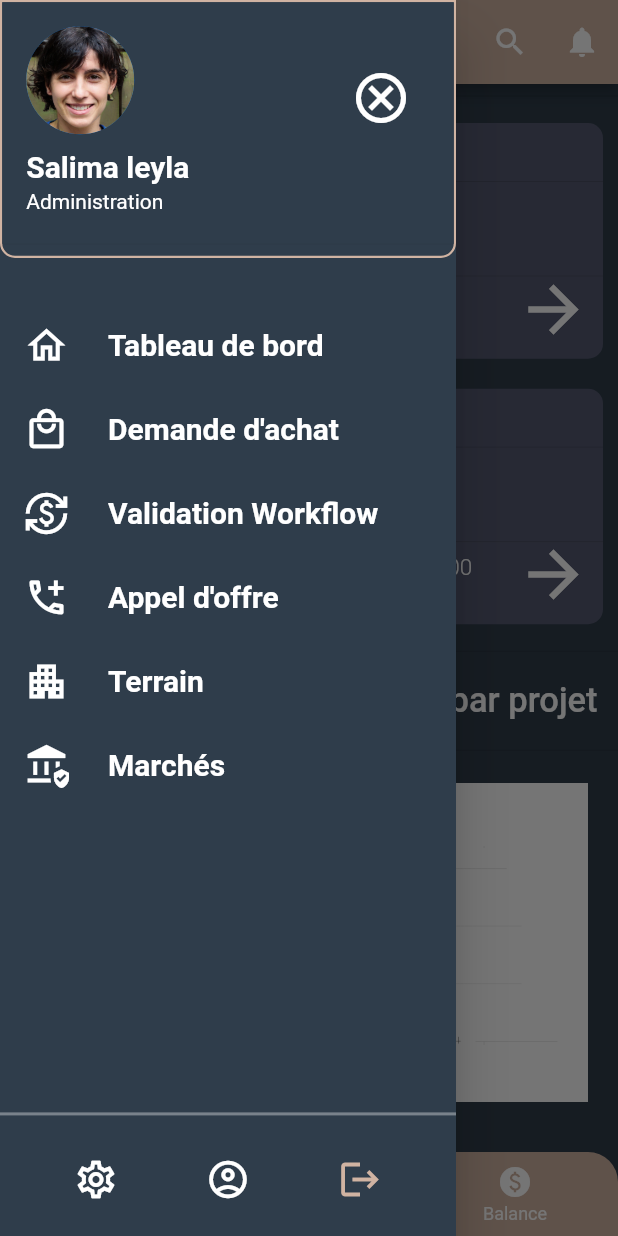
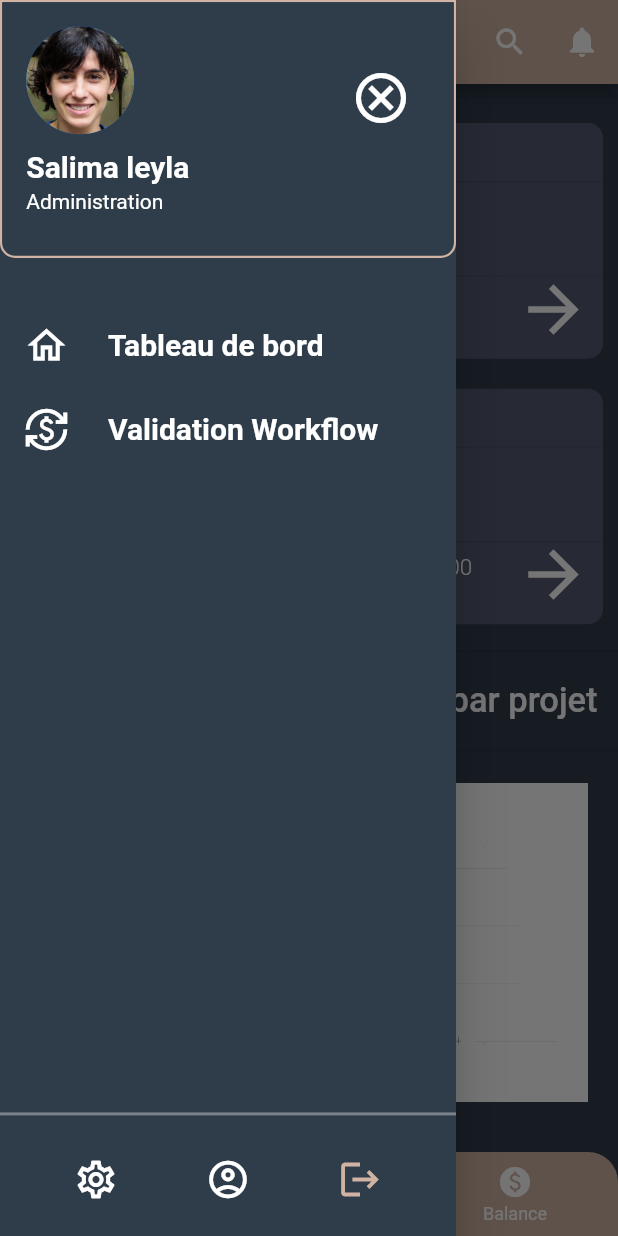
Before and after one commit to akkanour/mobile-application-gestion-achat, a Flutter app: the screen it shows after launch, with the side drawer open, on a phone screen of 412 x 824 dp. Run offline on Flutter 3.47's test engine with Material 2 defaults, Android fonts, the phone set to English and light mode, and no system bars; our stand-ins replace flutter_slidable; Roboto replaces fonts that are missing (Barlow Semi Condensed).

Commit message:
update side menu

```diff
--- a/lib/screens/sidemenu.dart
+++ b/lib/screens/sidemenu.dart
@@ -92,7 +92,7 @@
                             builder: (context) => const HomePage()),
                       );
                     }),
-                ListTile(
+                /**ListTile(
                   leading: const Icon(
                     Icons.local_mall_outlined,
                     color: Colors.white,
@@ -104,7 +104,7 @@
                           fontSize: 20,
                           fontWeight: FontWeight.w700)),
                   onTap: () => {},
-                ),
+                ),**/
                 ListTile(
                     leading: const Icon(
                       Icons.currency_exchange,
@@ -122,7 +122,7 @@
                         MaterialPageRoute(builder: (context) => const Validation()),
                       );
                     }),
-                ListTile(
+                /**ListTile(
                   leading: const Icon(
                     Icons.add_ic_call_outlined,
                     color: Colors.white,
@@ -160,7 +160,7 @@
                           fontSize: 20,
                           fontWeight: FontWeight.w700)),
                   onTap: () => {},
-                ),
+                ),**/
               ],
             ),
             Positioned.fill(
```
